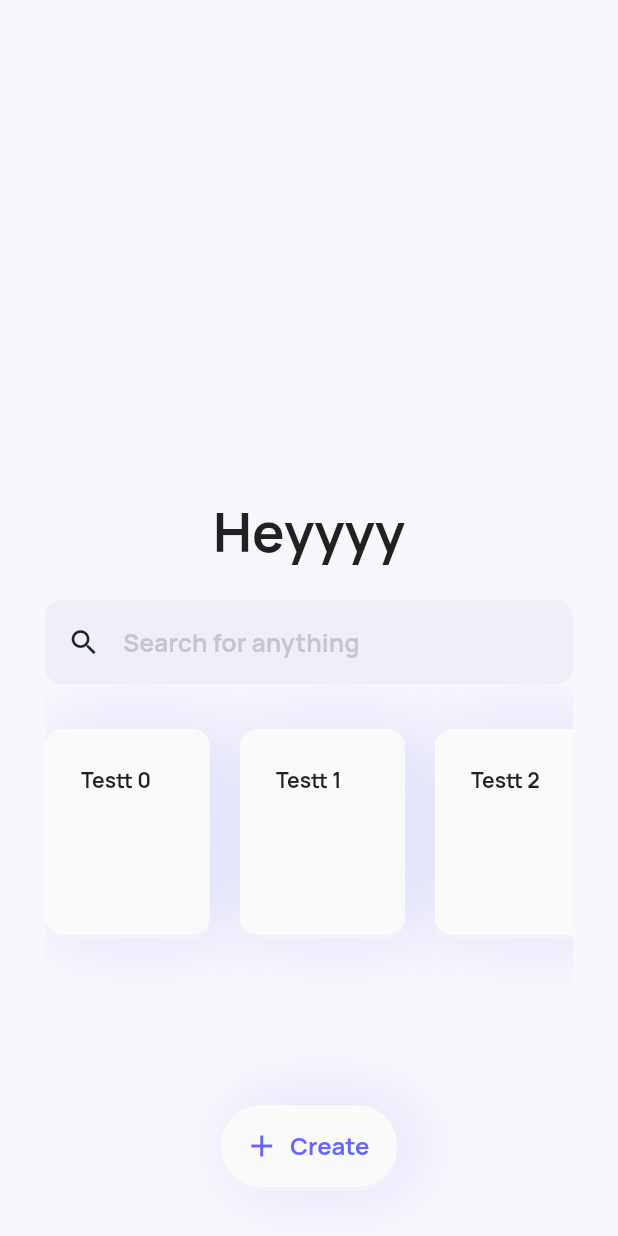
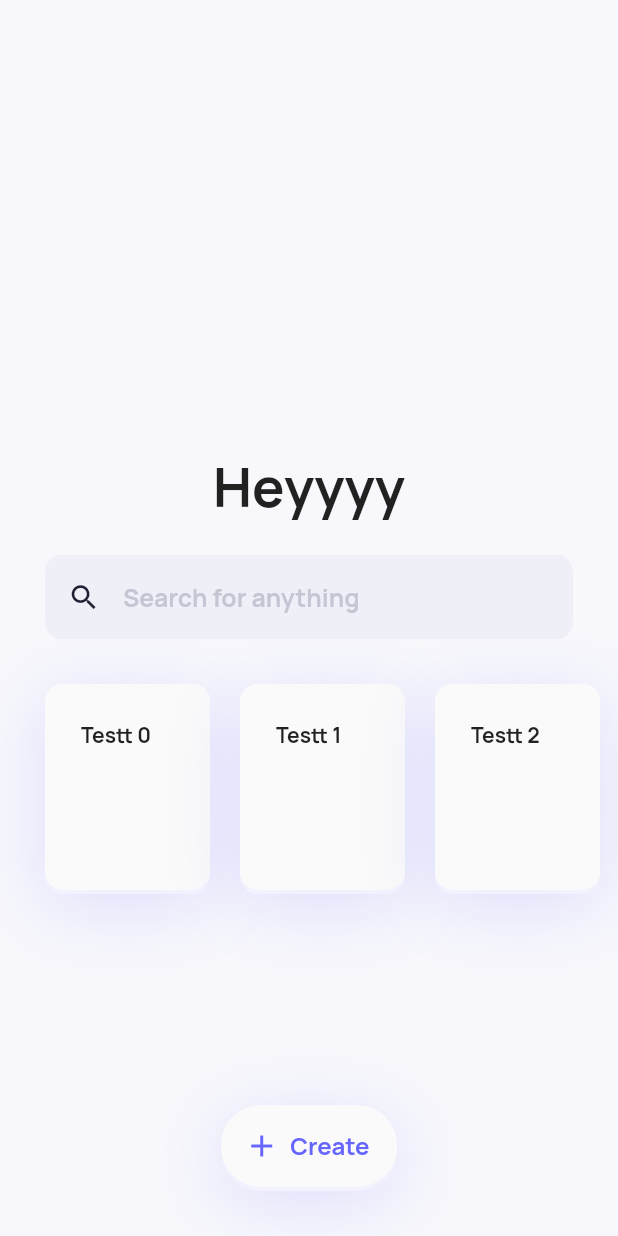
Before and after one commit to olksij/SlikkerTasker, a Flutter app: the screen it shows after launch, on a phone screen of 412 x 824 dp. Run offline on Flutter 3.47's test engine with Material 2 defaults, Android fonts, the phone set to English and light mode, and no system bars.

Commit message:
Fixed todo's scrolling expierence

```diff
--- a/lib/main.dart
+++ b/lib/main.dart
@@ -1,9 +1,9 @@
 import 'package:flutter/material.dart';
 import 'package:flutter/services.dart';
 import 'material.dart';
-void main() => runApp(MyApp());
+void main() => runApp(Planner());
 
-class MyApp extends StatelessWidget {
+class Planner extends StatelessWidget {
 	@override
 	Widget build(BuildContext context) {
 		return MaterialApp(
@@ -32,8 +32,6 @@ class Home extends StatelessWidget {
          ),
          body: SafeArea(
 				top: true,
-            child: Padding(
-               padding: EdgeInsets.all(30.0),
             child: CustomScrollView(
                physics: BouncingScrollPhysics(),
                slivers: <Widget>[
@@ -51,18 +49,21 @@ class Home extends StatelessWidget {
                      pinned: true,
                      titleSpacing: 0,
                      expandedHeight: 52,
-                        backgroundColor: Color(0xFFF7F7FC),
+                     backgroundColor: Colors.transparent,
                      title: SearchBar(),
                   ),
                   SliverToBoxAdapter(
                      child: Container(
+                        height: 220,
+                        clipBehavior: Clip.none,
                         child: ListView.builder(
-                              padding: EdgeInsets.only(top: 30, bottom: 30),
+                           physics: BouncingScrollPhysics(),
+                           padding: EdgeInsets.only(top: 30, bottom: 50),
                            scrollDirection: Axis.horizontal,
                            itemCount: todo.length,
                            itemBuilder: (BuildContext context, int i) {
                               return Container(
-                                    margin: EdgeInsets.only(right: 20),
+                                 margin: EdgeInsets.only(right: i==todo.length-1 ? 30 : 20, left: i==0 ? 30 : 0),
                                  height: 140,
                                  width: 110,
                                  child: Layer(
@@ -77,13 +78,10 @@ class Home extends StatelessWidget {
                               );
                            }
                         ),
-                           height: 200,
-                           clipBehavior: Clip.none,
                      )
                   ),
                ],
             )
-            ),
 			)
       );
 	}
@@ -92,7 +90,9 @@ class Home extends StatelessWidget {
 class SearchBar extends StatelessWidget {
    @override
    Widget build(BuildContext context) {
-      return TextField(
+      return Padding(
+         padding: EdgeInsets.symmetric(horizontal: 30),
+         child: TextField(
             style: TextStyle(
                fontSize: 16.5,
                color: Color(0xFF1F1F33)
@@ -112,6 +112,7 @@ class SearchBar extends StatelessWidget {
                filled: true,
                fillColor: Color(0xCCEDEDF7),
             ),
+         )
       );
    }
 }
--- a/lib/material.dart
+++ b/lib/material.dart
@@ -40,7 +40,7 @@ class _LayerState extends State<Layer> {
             boxShadow: [
                BoxShadow (
                   color: color.withSaturation(color.saturation+0.1).withAlpha(pressed ? 0.1 : 0.15).toColor(),
-                  offset: Offset(pressed ? 8 : 10,0),
+                  offset: Offset(0, pressed ? 8 : 10),
                   blurRadius: pressed ? 30 : 40,
                ),
                BoxShadow (
```
Also changed, not shown: pubspec.yaml (+2 -57 lines), pubspec.lock, 2 other files. Lines whose indentation alone changed are shown as unchanged.
